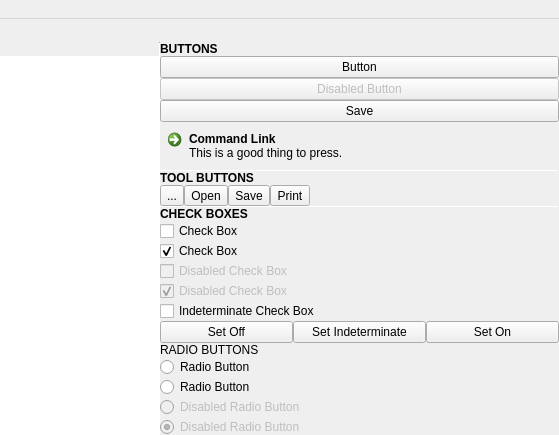
Above: demo/mainwindow.ui from theCheeseboard/contemporary-theme before the change; both pictures show x 241 to 800 and y 0 to 435 of the 800 by 657 pixel window. Below: the same form after it.
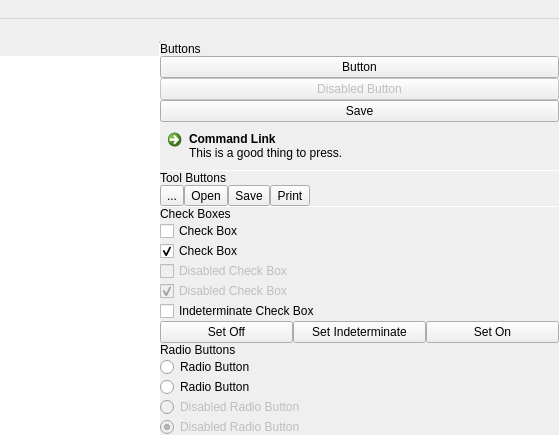
That is the form after the change. The open tabs and pages were chosen to show the change. Icons and pictures are not drawn. Custom widgets are drawn as their Qt base class.

The edit to the form file:
```diff
--- a/demo/mainwindow.ui
+++ b/demo/mainwindow.ui
@@ -215,14 +215,9 @@
            <number>0</number>
           </property>
           <item>
-           <widget class="QLabel" name="label">
-            <property name="font">
-             <font>
-              <bold>true</bold>
-             </font>
-            </property>
+           <widget class="tSubtitleLabel" name="label">
             <property name="text">
-             <string>BUTTONS</string>
+             <string>Buttons</string>
             </property>
             <property name="margin">
              <number>9</number>
@@ -281,14 +276,9 @@
            </widget>
           </item>
           <item>
-           <widget class="QLabel" name="label_4">
-            <property name="font">
-             <font>
-              <bold>true</bold>
-             </font>
-            </property>
+           <widget class="tSubtitleLabel" name="label_4">
             <property name="text">
-             <string>TOOL BUTTONS</string>
+             <string>Tool Buttons</string>
             </property>
             <property name="margin">
              <number>9</number>
@@ -375,14 +365,9 @@
            </widget>
           </item>
           <item>
-           <widget class="QLabel" name="label_2">
-            <property name="font">
-             <font>
-              <bold>true</bold>
-             </font>
-            </property>
+           <widget class="tSubtitleLabel" name="label_2">
             <property name="text">
-             <string>CHECK BOXES</string>
+             <string>Check Boxes</string>
             </property>
             <property name="margin">
              <number>9</number>
@@ -473,7 +458,7 @@
           <item>
            <widget class="QLabel" name="label_3">
             <property name="text">
-             <string>RADIO BUTTONS</string>
+             <string>Radio Buttons</string>
             </property>
             <property name="margin">
              <number>9</number>
@@ -1291,6 +1276,11 @@
     <signal>backButtonClicked()</signal>
    </slots>
   </customwidget>
+  <customwidget>
+   <class>tSubtitleLabel</class>
+   <extends>QLabel</extends>
+   <header location="global">tsubtitlelabel.h</header>
+  </customwidget>
  </customwidgets>
  <resources/>
  <connections>
```
Left out of the diff: 58 changed lines with no effect on the pictures.
